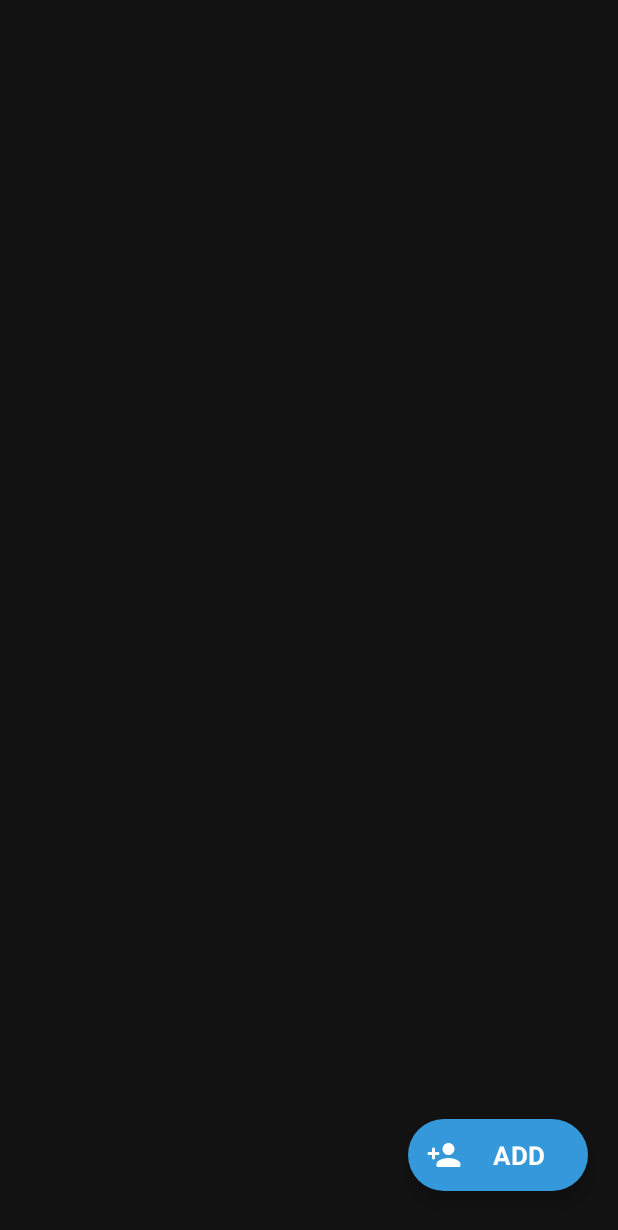
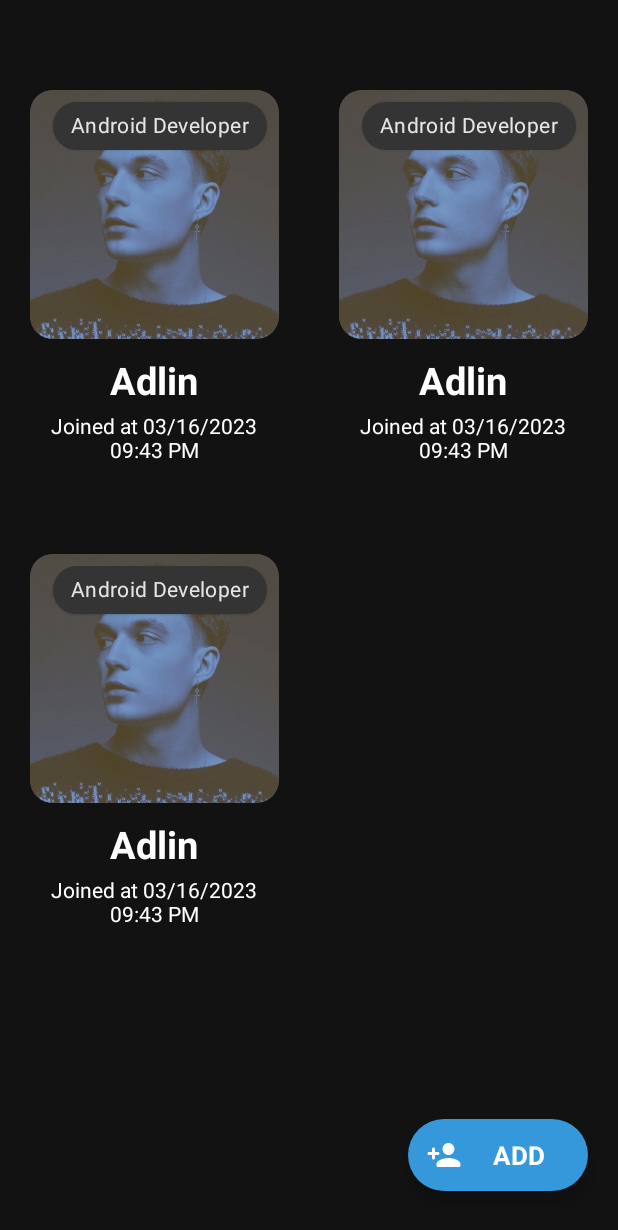
Before and after one commit to Artemis-CtrlAltDel/STA-Mobile-Academy-Android-Test, an Android app: the layout fragment_list.xml on its own in the app's theme, with its tools: preview values and no code run, on a phone screen of 412 x 824 dp. Shown: the top 1230 px of the screen. Run offline under Robolectric (Android 15) with nearby library versions, the phone set to English and light mode, and no system bars.

Commit message:
user list rv adapter with diffUtils + card item

```diff
--- /dev/null
+++ b/app/src/main/java/com/example/myapplication/presentation/ui/adapters/UserListAdapter.kt
@@ -0,0 +1,40 @@
+package com.example.myapplication.presentation.ui.adapters
+
+import android.view.LayoutInflater
+import android.view.ViewGroup
+import androidx.recyclerview.widget.AsyncListDiffer
+import androidx.recyclerview.widget.DiffUtil
+import androidx.recyclerview.widget.RecyclerView.Adapter
+import com.example.myapplication.data.local.pojo.User
+import com.example.myapplication.databinding.CardUserBinding
+
+class UserListAdapter(private val items: List<User>) : Adapter<UserListAdapter.ViewHolder>() {
+
+    inner class ViewHolder(private val binding: CardUserBinding) :
+        androidx.recyclerview.widget.RecyclerView.ViewHolder(binding.root)
+
+    private val differ = AsyncListDiffer(this, object : DiffUtil.ItemCallback<User>() {
+        override fun areItemsTheSame(oldItem: User, newItem: User) =
+            oldItem.id == newItem.id
+
+        override fun areContentsTheSame(oldItem: User, newItem: User) =
+            oldItem == newItem
+    })
+
+    override fun onCreateViewHolder(parent: ViewGroup, viewType: Int) =
+        ViewHolder(
+            CardUserBinding.inflate(
+                LayoutInflater.from(parent.context),
+                parent,
+                false
+            )
+        )
+
+    override fun getItemCount() = differ.currentList.size
+
+    override fun onBindViewHolder(holder: ViewHolder, position: Int) = with(holder) {
+        // TODO
+    }
+
+    fun setItems(data: List<User>) = differ.submitList(data)
+}
--- /dev/null
+++ b/app/src/main/res/drawable/draw_card_gradient.xml
@@ -0,0 +1,6 @@
+<?xml version="1.0" encoding="utf-8"?>
+<shape xmlns:android="http://schemas.android.com/apk/res/android">
+    <gradient
+        android:angle="-135"
+        android:startColor="#fbc531" />
+</shape>
--- a/app/src/main/res/layout/card_user.xml
+++ b/app/src/main/res/layout/card_user.xml
@@ -1,14 +1,101 @@
 <?xml version="1.0" encoding="utf-8"?>
 <androidx.cardview.widget.CardView xmlns:android="http://schemas.android.com/apk/res/android"
     xmlns:app="http://schemas.android.com/apk/res-auto"
-    android:layout_width="match_parent"
+    xmlns:tools="http://schemas.android.com/tools"
+    android:layout_width="wrap_content"
     android:layout_height="wrap_content"
     android:layout_marginTop="20dp"
     android:backgroundTint="?attr/colorSurface"
     app:cardCornerRadius="15dp"
-    app:cardElevation="0dp"
-    >
+    app:cardElevation="0dp">
 
+    <androidx.constraintlayout.widget.ConstraintLayout
+        android:id="@+id/chain"
+        android:layout_width="wrap_content"
+        android:layout_height="wrap_content"
+        android:padding="20dp">
 
+        <FrameLayout
+            android:id="@+id/image_wrapper"
+
+            android:layout_width="wrap_content"
+            android:layout_height="wrap_content"
+
+            app:layout_constraintBottom_toTopOf="@+id/details_wrapper"
+            app:layout_constraintEnd_toEndOf="parent"
+            app:layout_constraintStart_toStartOf="parent"
+            app:layout_constraintTop_toTopOf="parent">
+
+            <com.google.android.material.chip.Chip
+                android:id="@+id/firm"
+                android:layout_width="wrap_content"
+                android:layout_height="wrap_content"
+
+                android:layout_gravity="end"
+                android:layout_marginEnd="8dp"
+                android:elevation="1dp"
+                android:text="Android Developer"
+                />
+
+            <androidx.cardview.widget.CardView
+                android:layout_width="wrap_content"
+                android:layout_height="wrap_content"
+                app:cardCornerRadius="15dp"
+                app:cardElevation="0dp"
+                app:cardBackgroundColor="@color/c_card_overlay"
+                >
+
+                <ImageView
+                    android:id="@+id/image"
+                    android:layout_width="wrap_content"
+                    android:layout_height="wrap_content"
+                    android:adjustViewBounds="true"
+                    android:alpha=".7"
+                    android:maxHeight="300dp"
+                    android:scaleType="centerCrop"
+                    android:src="@drawable/img_1" />
+            </androidx.cardview.widget.CardView>
+
+        </FrameLayout>
+
+        <LinearLayout
+            android:id="@+id/details_wrapper"
+            android:layout_width="wrap_content"
+            android:layout_height="wrap_content"
+            android:layout_marginTop="10dp"
+
+            android:orientation="vertical"
+            app:layout_constraintBottom_toBottomOf="parent"
+            app:layout_constraintEnd_toEndOf="parent"
+            app:layout_constraintStart_toStartOf="parent"
+
+            app:layout_constraintTop_toBottomOf="@+id/image_wrapper">
+
+            <TextView
+                android:id="@+id/name"
+                android:layout_width="match_parent"
+                android:layout_height="wrap_content"
+                android:ellipsize="marquee"
+                android:maxLines="1"
+                android:text="Adlin"
+                android:textColor="?attr/colorOnSurface"
+                android:textSize="25sp"
+                android:textStyle="bold"
+                android:textAlignment="center"
+                />
+
+            <TextView
+                android:id="@+id/joinedAt"
+                android:layout_width="match_parent"
+                android:layout_height="wrap_content"
+                android:text="Joined at 03/16/2023 09:43 PM"
+                android:textColor="?attr/colorOnSurface"
+                android:textSize="14sp"
+                android:layout_marginTop="3dp"
+                android:textAlignment="center"
+                />
+        </LinearLayout>
+
+    </androidx.constraintlayout.widget.ConstraintLayout>
 
 </androidx.cardview.widget.CardView>
--- a/app/src/main/res/layout/fragment_list.xml
+++ b/app/src/main/res/layout/fragment_list.xml
@@ -17,7 +17,9 @@
             android:id="@+id/recycler"
             android:layout_width="match_parent"
             android:layout_height="wrap_content"
+            tools:listitem="@layout/card_user"
             app:layoutManager="androidx.recyclerview.widget.StaggeredGridLayoutManager"
+            app:spanCount="2"
             />
 
     </androidx.core.widget.NestedScrollView>
--- a/app/src/main/res/values/colors.xml
+++ b/app/src/main/res/values/colors.xml
@@ -7,6 +7,8 @@
     <color name="teal_700">#FF018786</color>
     <color name="black">#FF000000</color>
     <color name="white">#FFFFFFFF</color>
+
+    <color name="c_transparent">#00000000</color>
 
     <color name="c_error">#e74c3c</color>
     <color name="c_perms">#00cec9</color>
@@ -24,6 +26,8 @@
     <color name="c_city">#8600E6</color>
     <color name="c_city_bg">#1F8600E6</color>
 
+    <color name="c_card_overlay">#ffda79</color>
+
     <color name="c_abs_parent_bg_light">#f3f3f3</color>
     <color name="c_abs_parent_bg_night">#171717</color>
 
```
Also changed, not shown: app/src/main/res/drawable/img_1.png (added).
